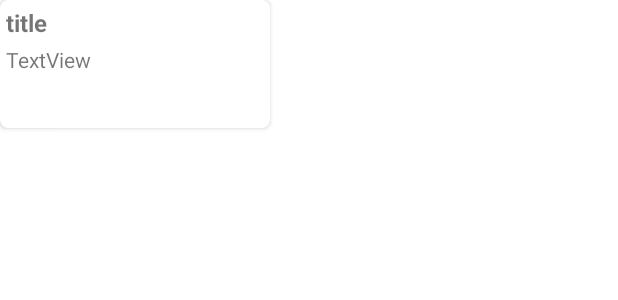
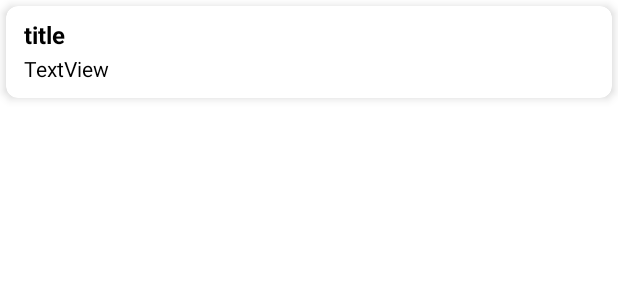
Before and after one commit to ankit7927/Untitled-Notes-Reminder, an Android app: the layout notes_layout.xml on its own in the app's theme, with its tools: preview values and no code run, on a phone screen of 412 x 824 dp. Shown: the top 300 px of the screen. Run offline under Robolectric (Android 15) with nearby library versions, the phone set to English and light mode, and no system bars.

Commit message:
updated notes layout

```diff
--- a/app/src/main/res/layout/activity_main.xml
+++ b/app/src/main/res/layout/activity_main.xml
@@ -10,6 +10,9 @@
         android:id="@+id/notesRecycleView"
         android:layout_width="0dp"
         android:layout_height="0dp"
+        android:layout_marginStart="4dp"
+        android:layout_marginTop="4dp"
+        android:layout_marginEnd="4dp"
         app:layout_constraintBottom_toBottomOf="parent"
         app:layout_constraintEnd_toEndOf="parent"
         app:layout_constraintStart_toStartOf="parent"
--- a/app/src/main/res/layout/notes_layout.xml
+++ b/app/src/main/res/layout/notes_layout.xml
@@ -1,25 +1,27 @@
 <?xml version="1.0" encoding="utf-8"?>
 <com.google.android.material.card.MaterialCardView xmlns:android="http://schemas.android.com/apk/res/android"
     xmlns:app="http://schemas.android.com/apk/res-auto"
-    android:layout_width="180dp"
+    android:layout_width="match_parent"
     android:layout_height="wrap_content"
-    app:cardCornerRadius="5dp"
-    app:cardElevation="2dp">
+    android:layout_margin="4dp"
+    app:cardCornerRadius="8dp"
+    app:cardElevation="4dp">
 
 
     <androidx.constraintlayout.widget.ConstraintLayout
-        android:layout_width="180dp"
+        android:layout_width="match_parent"
         android:layout_height="wrap_content">
 
         <TextView
             android:id="@+id/noteTitleView"
             android:layout_width="0dp"
             android:layout_height="wrap_content"
-            android:layout_marginStart="4dp"
-            android:layout_marginTop="4dp"
-            android:layout_marginEnd="4dp"
+            android:layout_marginStart="12dp"
+            android:layout_marginTop="8dp"
+            android:layout_marginEnd="12dp"
             android:maxLines="1"
             android:text="title"
+            android:textColor="@color/black"
             android:textSize="16sp"
             android:textStyle="bold"
             app:layout_constraintEnd_toEndOf="parent"
@@ -30,16 +32,14 @@
             android:id="@+id/noteBodyView"
             android:layout_width="0dp"
             android:layout_height="wrap_content"
-            android:layout_marginStart="4dp"
-            android:layout_marginTop="4dp"
-            android:layout_marginEnd="4dp"
-            android:layout_marginBottom="4dp"
-            android:maxLines="10"
-            android:minLines="3"
+            android:layout_marginTop="2dp"
+            android:layout_marginBottom="10dp"
+            android:maxLines="8"
             android:text="TextView"
+            android:textColor="@color/black"
             app:layout_constraintBottom_toBottomOf="parent"
-            app:layout_constraintEnd_toEndOf="parent"
-            app:layout_constraintStart_toStartOf="parent"
+            app:layout_constraintEnd_toEndOf="@+id/noteTitleView"
+            app:layout_constraintStart_toStartOf="@+id/noteTitleView"
             app:layout_constraintTop_toBottomOf="@+id/noteTitleView" />
     </androidx.constraintlayout.widget.ConstraintLayout>
 </com.google.android.material.card.MaterialCardView>
```
